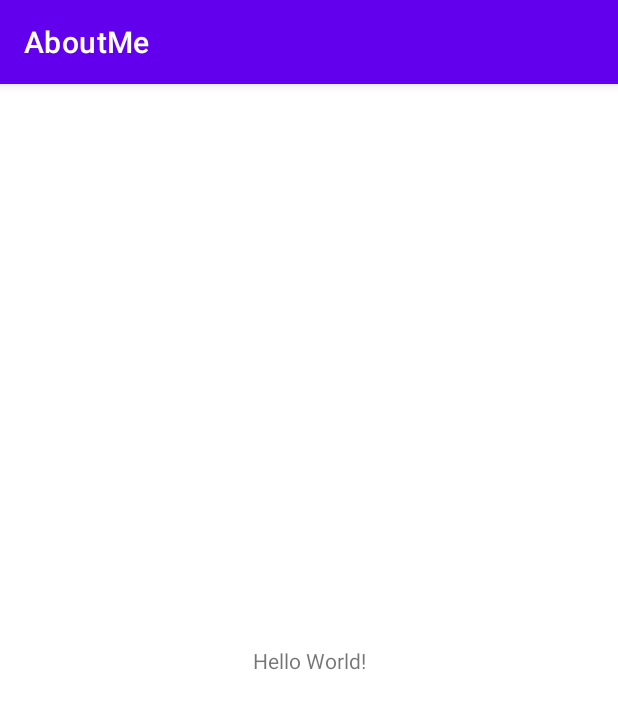
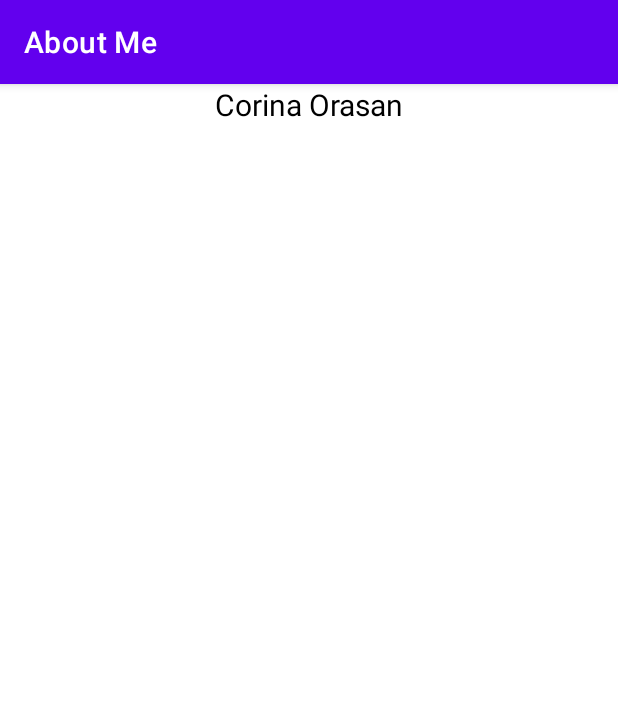
Before and after one commit to corinaorasan/AboutMe, an Android app: the screen it shows after launch (MainActivity), on a phone screen of 412 x 824 dp. Shown: the top 709 px of the screen. Run offline under Robolectric (Android 15) with nearby library versions, the phone set to English and light mode, and no system bars.

Commit message:
Create the layout file and add a TextView

```diff
--- a/AboutMe2/app/src/main/res/layout/activity_main.xml
+++ b/AboutMe2/app/src/main/res/layout/activity_main.xml
@@ -1,18 +1,14 @@
 <?xml version="1.0" encoding="utf-8"?>
-<androidx.constraintlayout.widget.ConstraintLayout xmlns:android="http://schemas.android.com/apk/res/android"
-    xmlns:app="http://schemas.android.com/apk/res-auto"
-    xmlns:tools="http://schemas.android.com/tools"
-    android:layout_width="match_parent"
-    android:layout_height="match_parent"
-    tools:context=".MainActivity">
+<LinearLayout xmlns:android="http://schemas.android.com/apk/res/android"
+    android:orientation="vertical" android:layout_width="match_parent"
+    android:layout_height="match_parent">
 
     <TextView
-        android:layout_width="wrap_content"
+        android:id="@+id/textView"
+        android:layout_width="match_parent"
         android:layout_height="wrap_content"
-        android:text="Hello World!"
-        app:layout_constraintBottom_toBottomOf="parent"
-        app:layout_constraintLeft_toLeftOf="parent"
-        app:layout_constraintRight_toRightOf="parent"
-        app:layout_constraintTop_toTopOf="parent" />
-
-</androidx.constraintlayout.widget.ConstraintLayout>
+        android:text="@string/name"
+        android:textAlignment="center"
+        android:textColor="@android:color/black"
+        android:textSize="@dimen/text_size" />
+</LinearLayout>
--- /dev/null
+++ b/AboutMe2/app/src/main/res/values/dimens.xml
@@ -0,0 +1,4 @@
+<?xml version="1.0" encoding="utf-8"?>
+<resources>
+    <dimen name="text_size">20sp</dimen>
+</resources>
--- a/AboutMe2/app/src/main/res/values/strings.xml
+++ b/AboutMe2/app/src/main/res/values/strings.xml
@@ -1,3 +1,4 @@
 <resources>
-    <string name="app_name">AboutMe</string>
+    <string name="app_name">About Me</string>
+    <string name="name">Corina Orasan</string>
 </resources>
```
